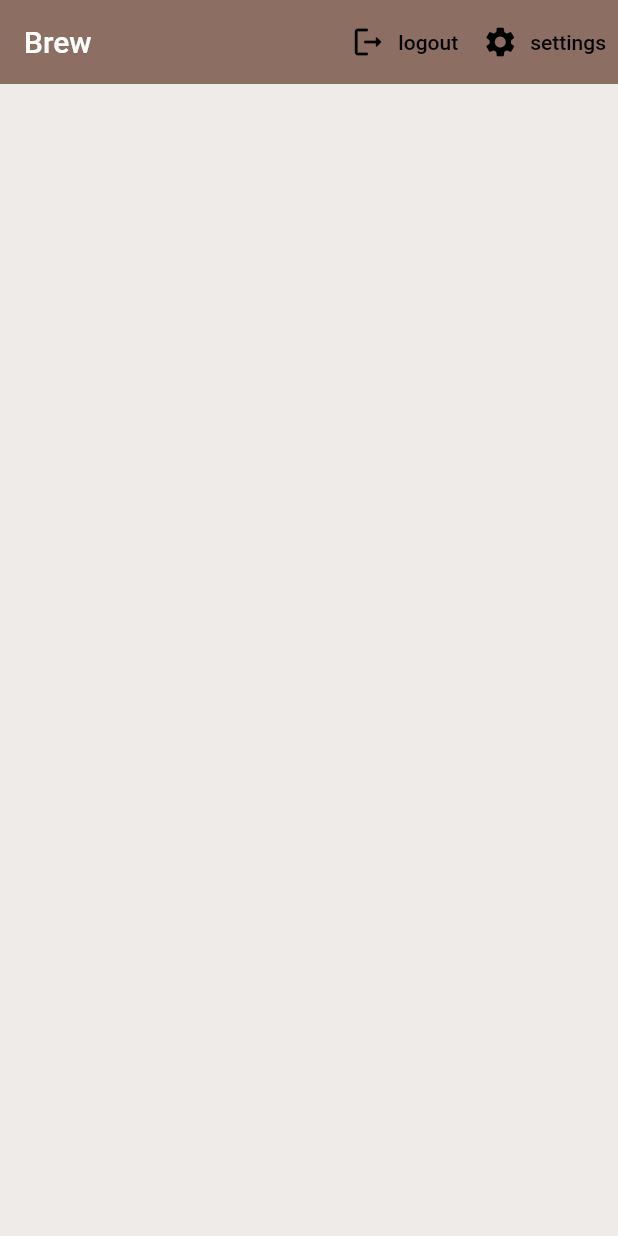
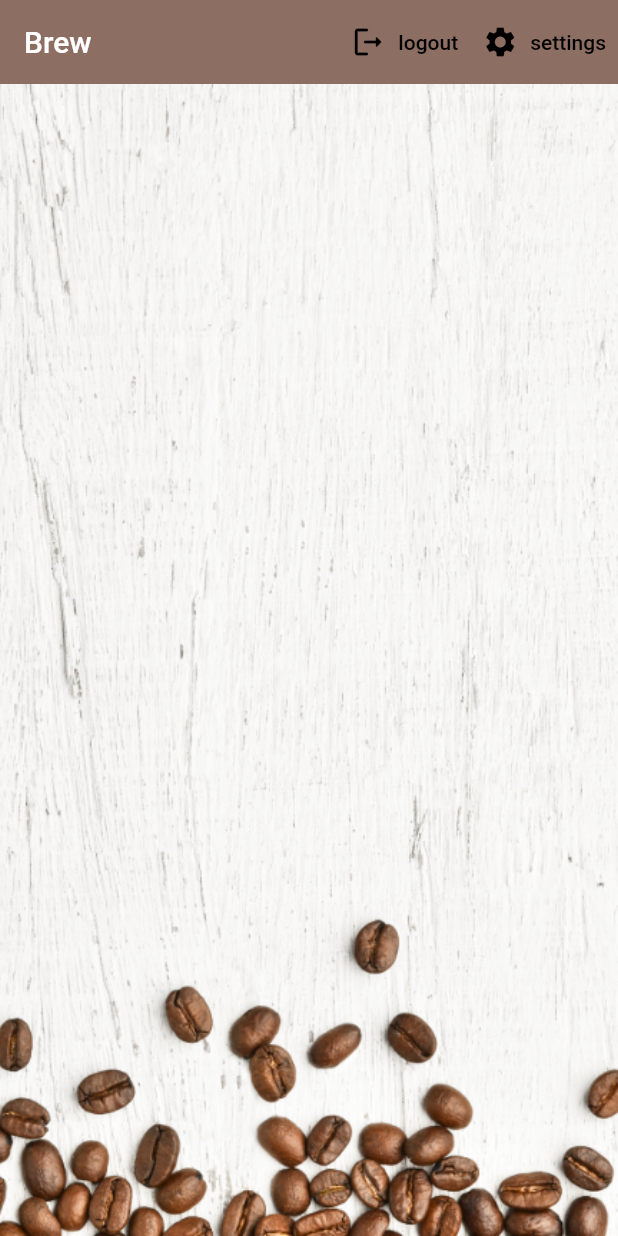
Before and after one commit to SixtusMiracle/brew, a Flutter app: the screen it shows once a user with an empty profile is signed in, on a phone screen of 412 x 824 dp. Run offline on Flutter 3.47's test engine with Material 2 defaults, Android fonts, the phone set to English and light mode, and no system bars; our stand-ins replace cloud_firestore, firebase_auth, firebase_core, flutter_spinkit; accounts and stored records are empty.

```diff
--- a/lib/screens/home/components/brew_tile.dart
+++ b/lib/screens/home/components/brew_tile.dart
@@ -16,6 +16,7 @@ class BrewTile extends StatelessWidget {
           leading: CircleAvatar(
             radius: 25.0,
             backgroundColor: Colors.brown[brew.strength],
+            backgroundImage: AssetImage('assets/images/coffee_icon.png'),
           ),
           title: Text(brew.name),
           subtitle: Text('Takes ${brew.sugars} sugars'),
--- a/lib/screens/home/components/settings_form.dart
+++ b/lib/screens/home/components/settings_form.dart
@@ -99,7 +99,7 @@ class _SettingsFormState extends State<SettingsForm> {
                     onPressed: () async {
                       if (_formKey.currentState!.validate()) {
                         await DatabaseService(uid: user.uid).updateUserData(
-                          _currentSugars == '0'
+                          _currentSugars.isEmpty
                               ? userData.sugars
                               : _currentSugars,
                           _currentName == '' ? userData.name : _currentName,
--- a/lib/screens/home/home.dart
+++ b/lib/screens/home/home.dart
@@ -59,7 +59,15 @@ class Home extends StatelessWidget {
             ),
           ],
         ),
-        body: BrewList(),
+        body: Container(
+          decoration: BoxDecoration(
+            image: DecorationImage(
+              image: AssetImage('assets/images/coffee_bg.png'),
+              fit: BoxFit.cover,
+            ),
+          ),
+          child: BrewList(),
+        ),
       ),
     );
   }
--- a/pubspec.yaml
+++ b/pubspec.yaml
@@ -63,9 +63,8 @@ flutter:
   uses-material-design: true
 
   # To add assets to your application, add an assets section, like this:
-  # assets:
-  #   - images/a_dot_burr.jpeg
-  #   - images/a_dot_ham.jpeg
+  assets:
+    - assets/images/
 
   # An image asset can refer to one or more resolution-specific "variants", see
   # https://flutter.dev/assets-and-images/#resolution-aware.
```
Also changed, not shown: assets/images/coffee_bg.png (added), assets/images/coffee_icon.png (added).
